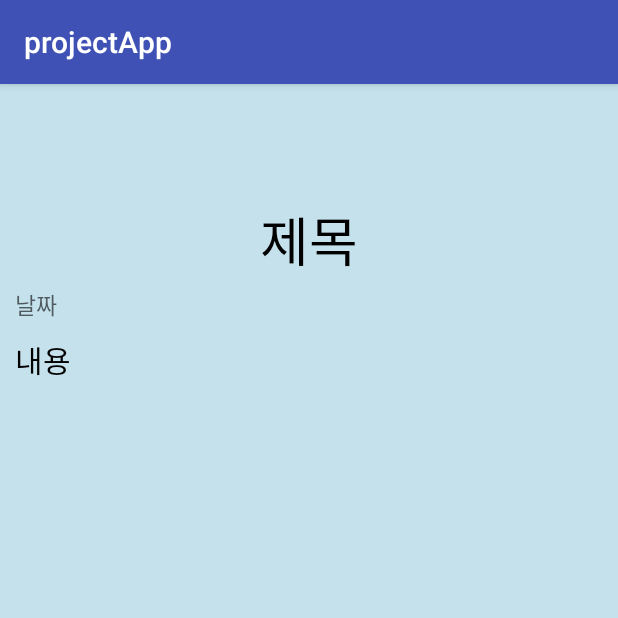
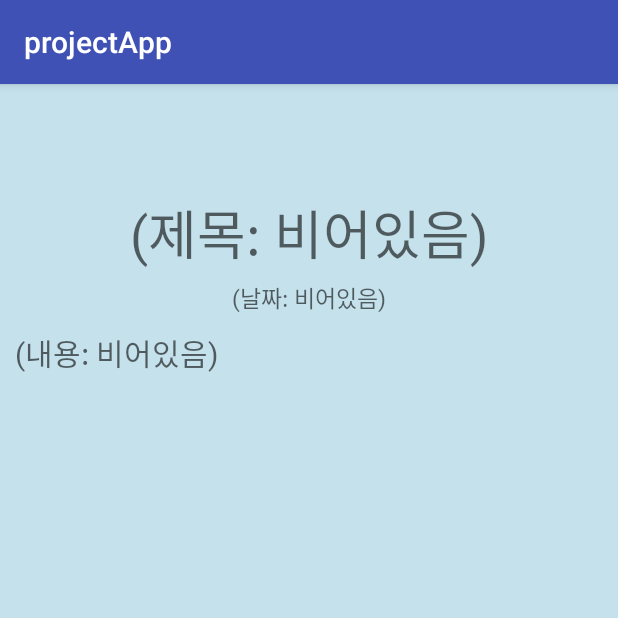
Before and after one commit to goyurim/projectApp, an Android app: the Show2Activity screen opened directly, with no data from a screen before it, on a phone screen of 412 x 824 dp, the top half of it. Run offline under Robolectric (Android 15) with nearby library versions, the light colour scheme and no system bars; our stand-ins replace Firebase (no records; nobody signed in at launch, a user with empty details on screens opened directly).

Commit message:
자잘한 수정

```diff
--- a/app/src/main/res/layout/activity_photo_add.xml
+++ b/app/src/main/res/layout/activity_photo_add.xml
@@ -20,6 +20,9 @@
     <GridView
         android:numColumns="2"
         android:id="@+id/photoListView"
+        android:layout_marginLeft="10dp"
+        android:layout_marginRight="10dp"
+        android:gravity="center"
         android:layout_width="match_parent"
         android:layout_height="0dp"
         android:layout_weight="5"/>
--- a/app/src/main/res/layout/activity_show2.xml
+++ b/app/src/main/res/layout/activity_show2.xml
@@ -23,30 +23,32 @@
         android:layout_height="wrap_content"
         android:gravity="center"
         android:textSize="35sp"
-        android:layout_marginTop="10dp"
-        android:layout_marginBottom="5dp"
+        android:padding="5dp"
         android:textColor="#000000"
-        android:text="제목"/>
+        android:hint="(제목: 비어있음)"/>
     <TextView
         android:id="@+id/dateText"
         android:layout_width="match_parent"
         android:layout_height="wrap_content"
-        android:hint="날짜"
-        android:layout_marginLeft="10dp"
-        android:gravity="left"
+        android:layout_gravity="center"
+        android:hint="(날짜: 비어있음)"
+        android:gravity="center"
         android:textSize="15dp"/>
     <TextView
         android:id="@+id/contents"
         android:layout_width="match_parent"
         android:layout_height="wrap_content"
-        android:layout_margin="10dp"
+        android:padding="10dp"
         android:layout_gravity="center"
         android:textSize="20sp"
         android:textColor="#000000"
-        android:text="내용"/>
+        android:hint="(내용: 비어있음)"/>
+
     <GridView
         android:id="@+id/gridView"
         android:numColumns="2"
+        android:layout_marginLeft="10dp"
+        android:layout_marginRight="10dp"
         android:layout_width="match_parent"
         android:layout_height="255dp"/>
 </LinearLayout>
```
Also changed, not shown: app/src/main/java/com/example/qpeij/projectapp/DiaryActivity.java (+5 -5 lines).
